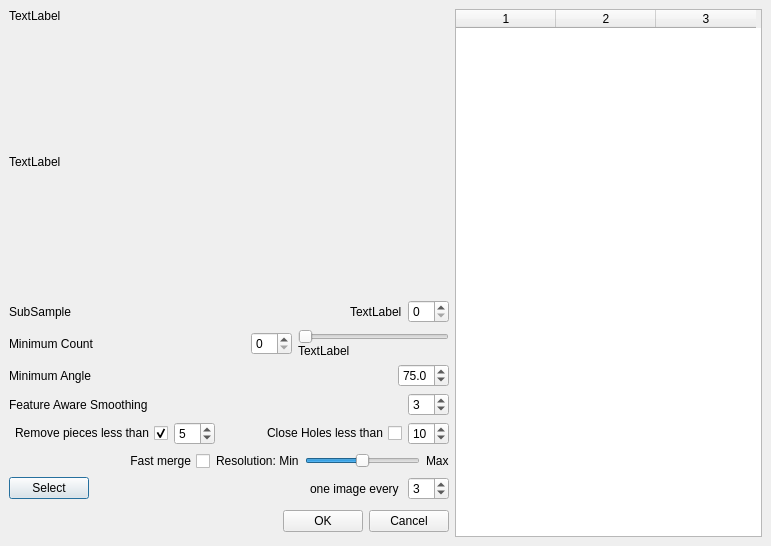
The window that src/meshlabplugins/epoch_io/ui/v3dImportDialog.ui (cnr-isti-vclab/meshlab) describes before a commit, drawn with Qt 5.
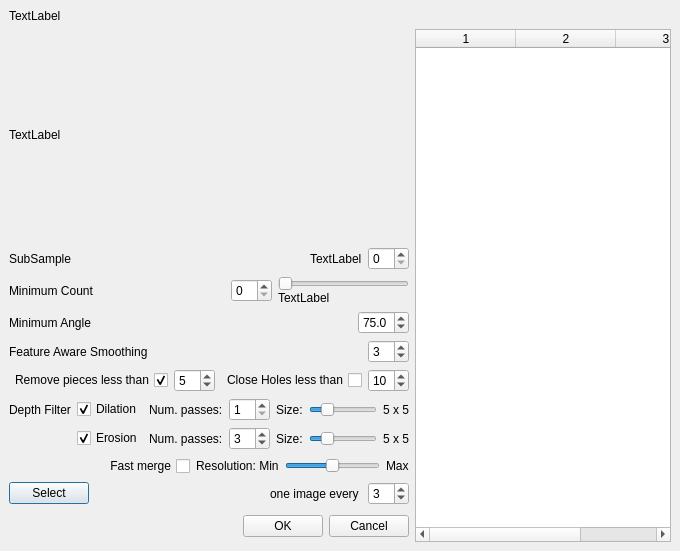
The same window after the commit.

Commit message: expose depth filter parameters

What changed in the file:
```diff
--- a/src/meshlabplugins/epoch_io/ui/v3dImportDialog.ui
+++ b/src/meshlabplugins/epoch_io/ui/v3dImportDialog.ui
@@ -8,8 +8,8 @@
    <rect>
     <x>0</x>
     <y>0</y>
-    <width>771</width>
-    <height>546</height>
+    <width>661</width>
+    <height>551</height>
    </rect>
   </property>
   <property name="sizePolicy" >
@@ -23,44 +23,14 @@
   <property name="windowTitle" >
    <string>Dialog</string>
   </property>
-  <layout class="QHBoxLayout" >
+  <layout class="QGridLayout" >
    <property name="margin" >
     <number>9</number>
    </property>
    <property name="spacing" >
     <number>6</number>
    </property>
-   <item>
-    <layout class="QVBoxLayout" >
-     <property name="margin" >
-      <number>0</number>
-     </property>
-     <property name="spacing" >
-      <number>6</number>
-     </property>
-     <item>
-      <widget class="QLabel" name="infoLabel" >
-       <property name="text" >
-        <string>TextLabel</string>
-       </property>
-      </widget>
-     </item>
-     <item>
-      <widget class="QLabel" name="previewLabel" >
-       <property name="sizePolicy" >
-        <sizepolicy>
-         <hsizetype>7</hsizetype>
-         <vsizetype>7</vsizetype>
-         <horstretch>0</horstretch>
-         <verstretch>0</verstretch>
-        </sizepolicy>
-       </property>
-       <property name="text" >
-        <string>TextLabel</string>
-       </property>
-      </widget>
-     </item>
-     <item>
+   <item row="2" column="0" >
       <layout class="QHBoxLayout" >
        <property name="margin" >
         <number>0</number>
@@ -104,125 +74,7 @@
        </item>
       </layout>
      </item>
-     <item>
-      <layout class="QHBoxLayout" >
-       <property name="margin" >
-        <number>0</number>
-       </property>
-       <property name="spacing" >
-        <number>6</number>
-       </property>
-       <item>
-        <widget class="QLabel" name="label_2" >
-         <property name="text" >
-          <string>Minimum Count</string>
-         </property>
-        </widget>
-       </item>
-       <item>
-        <spacer>
-         <property name="orientation" >
-          <enum>Qt::Horizontal</enum>
-         </property>
-         <property name="sizeHint" >
-          <size>
-           <width>91</width>
-           <height>20</height>
-          </size>
-         </property>
-        </spacer>
-       </item>
-       <item>
-        <widget class="QSpinBox" name="minCountSpinBox" >
-         <property name="toolTip" >
-          <string>&lt;html>&lt;head>&lt;meta name="qrichtext" content="1" />&lt;/head>&lt;body style=" white-space: pre-wrap; font-family:MS Shell Dlg; font-size:8.25pt; font-weight:400; font-style:normal; text-decoration:none;">&lt;p style=" margin-top:0px; margin-bottom:0px; margin-left:0px; margin-right:0px; -qt-block-indent:0; text-indent:0px;">Set the minimum number of match for a sample to be accepted&lt;/p>&lt;p style=" margin-top:0px; margin-bottom:0px; margin-left:0px; margin-right:0px; -qt-block-indent:0; text-indent:0px;">3 means that only samples that had been found a correspondence with other 2 images or more are considered&lt;/p>&lt;/body>&lt;/html></string>
-         </property>
-        </widget>
-       </item>
-       <item>
-        <layout class="QVBoxLayout" >
-         <property name="margin" >
-          <number>0</number>
-         </property>
-         <property name="spacing" >
-          <number>0</number>
-         </property>
-         <item>
-          <widget class="QSlider" name="minCountSlider" >
-           <property name="sizePolicy" >
-            <sizepolicy>
-             <hsizetype>7</hsizetype>
-             <vsizetype>0</vsizetype>
-             <horstretch>0</horstretch>
-             <verstretch>0</verstretch>
-            </sizepolicy>
-           </property>
-           <property name="maximum" >
-            <number>10</number>
-           </property>
-           <property name="orientation" >
-            <enum>Qt::Horizontal</enum>
-           </property>
-          </widget>
-         </item>
-         <item>
-          <widget class="QLabel" name="rangeLabel" >
-           <property name="text" >
-            <string>TextLabel</string>
-           </property>
-          </widget>
-         </item>
-        </layout>
-       </item>
-      </layout>
-     </item>
-     <item>
-      <layout class="QHBoxLayout" >
-       <property name="margin" >
-        <number>0</number>
-       </property>
-       <property name="spacing" >
-        <number>6</number>
-       </property>
-       <item>
-        <widget class="QLabel" name="label_3" >
-         <property name="text" >
-          <string>Minimum Angle</string>
-         </property>
-        </widget>
-       </item>
-       <item>
-        <spacer>
-         <property name="orientation" >
-          <enum>Qt::Horizontal</enum>
-         </property>
-         <property name="sizeHint" >
-          <size>
-           <width>40</width>
-           <height>20</height>
-          </size>
-         </property>
-        </spacer>
-       </item>
-       <item>
-        <widget class="QDoubleSpinBox" name="qualitySpinBox" >
-         <property name="decimals" >
-          <number>1</number>
-         </property>
-         <property name="maximum" >
-          <double>90</double>
-         </property>
-         <property name="singleStep" >
-          <double>5</double>
-         </property>
-         <property name="value" >
-          <double>75</double>
-         </property>
-        </widget>
-       </item>
-      </layout>
-     </item>
-     <item>
+   <item row="5" column="0" >
       <layout class="QHBoxLayout" >
        <property name="margin" >
         <number>0</number>
@@ -256,102 +108,16 @@
           <number>0</number>
          </property>
          <property name="maximum" >
-          <double>20</double>
+        <double>20.000000000000000</double>
          </property>
          <property name="value" >
-          <double>3</double>
+        <double>3.000000000000000</double>
          </property>
         </widget>
        </item>
       </layout>
      </item>
-     <item>
-      <layout class="QHBoxLayout" >
-       <property name="margin" >
-        <number>0</number>
-       </property>
-       <property name="spacing" >
-        <number>6</number>
-       </property>
-       <item>
-        <widget class="QCheckBox" name="removeSmallCCCheckBox" >
-         <property name="layoutDirection" >
-          <enum>Qt::RightToLeft</enum>
-         </property>
-         <property name="text" >
-          <string>Remove pieces less than</string>
-         </property>
-         <property name="checked" >
-          <bool>true</bool>
-         </property>
-        </widget>
-       </item>
-       <item>
-        <widget class="QDoubleSpinBox" name="maxCCDiagSpinBox" >
-         <property name="sizePolicy" >
-          <sizepolicy>
-           <hsizetype>5</hsizetype>
-           <vsizetype>0</vsizetype>
-           <horstretch>0</horstretch>
-           <verstretch>0</verstretch>
-          </sizepolicy>
-         </property>
-         <property name="toolTip" >
-          <string>&lt;html>&lt;head>&lt;meta name="qrichtext" content="1" />&lt;/head>&lt;body style=" white-space: pre-wrap; font-family:MS Shell Dlg; font-size:8.25pt; font-weight:400; font-style:normal; text-decoration:none;">&lt;p style=" margin-top:0px; margin-bottom:0px; margin-left:0px; margin-right:0px; -qt-block-indent:0; text-indent:0px;">When enabled, all the floating pieces smaller than the indicated percentage are deleted. Unit is the diagonal of the bounding box of the object&lt;/p>&lt;/body>&lt;/html></string>
-         </property>
-         <property name="decimals" >
-          <number>0</number>
-         </property>
-         <property name="maximum" >
-          <double>25</double>
-         </property>
-         <property name="singleStep" >
-          <double>5</double>
-         </property>
-         <property name="value" >
-          <double>5</double>
-         </property>
-        </widget>
-       </item>
-       <item>
-        <spacer>
-         <property name="orientation" >
-          <enum>Qt::Horizontal</enum>
-         </property>
-         <property name="sizeHint" >
-          <size>
-           <width>40</width>
-           <height>20</height>
-          </size>
-         </property>
-        </spacer>
-       </item>
-       <item>
-        <widget class="QCheckBox" name="holeCheckBox" >
-         <property name="enabled" >
-          <bool>true</bool>
-         </property>
-         <property name="layoutDirection" >
-          <enum>Qt::RightToLeft</enum>
-         </property>
-         <property name="text" >
-          <string>Close Holes less than</string>
-         </property>
-        </widget>
-       </item>
-       <item>
-        <widget class="QSpinBox" name="holeSpinBox" >
-         <property name="singleStep" >
-          <number>5</number>
-         </property>
-         <property name="value" >
-          <number>10</number>
-         </property>
-        </widget>
-       </item>
-      </layout>
-     </item>
-     <item>
+   <item row="8" column="0" >
       <layout class="QHBoxLayout" >
        <property name="margin" >
         <number>0</number>
@@ -417,7 +183,93 @@
        </item>
       </layout>
      </item>
+   <item rowspan="10" row="1" column="1" >
+    <widget class="QTableWidget" name="imageTableWidget" >
+     <property name="sizePolicy" >
+      <sizepolicy>
+       <hsizetype>3</hsizetype>
+       <vsizetype>7</vsizetype>
+       <horstretch>0</horstretch>
+       <verstretch>0</verstretch>
+      </sizepolicy>
+     </property>
+     <property name="columnCount" >
+      <number>3</number>
+     </property>
+     <column/>
+     <column/>
+     <column/>
+    </widget>
+   </item>
+   <item row="0" column="0" >
+    <widget class="QLabel" name="infoLabel" >
+     <property name="text" >
+      <string>TextLabel</string>
+     </property>
+    </widget>
+   </item>
+   <item row="4" column="0" >
+    <layout class="QHBoxLayout" >
+     <property name="margin" >
+      <number>0</number>
+     </property>
+     <property name="spacing" >
+      <number>6</number>
+     </property>
      <item>
+      <widget class="QLabel" name="label_3" >
+       <property name="text" >
+        <string>Minimum Angle</string>
+       </property>
+      </widget>
+     </item>
+     <item>
+      <spacer>
+       <property name="orientation" >
+        <enum>Qt::Horizontal</enum>
+       </property>
+       <property name="sizeHint" >
+        <size>
+         <width>40</width>
+         <height>20</height>
+        </size>
+       </property>
+      </spacer>
+     </item>
+     <item>
+      <widget class="QDoubleSpinBox" name="qualitySpinBox" >
+       <property name="decimals" >
+        <number>1</number>
+       </property>
+       <property name="maximum" >
+        <double>90.000000000000000</double>
+       </property>
+       <property name="singleStep" >
+        <double>5.000000000000000</double>
+       </property>
+       <property name="value" >
+        <double>75.000000000000000</double>
+       </property>
+      </widget>
+     </item>
+    </layout>
+   </item>
+   <item row="1" column="0" >
+    <widget class="QLabel" name="previewLabel" >
+     <property name="sizePolicy" >
+      <sizepolicy>
+       <hsizetype>7</hsizetype>
+       <vsizetype>7</vsizetype>
+       <horstretch>0</horstretch>
+       <verstretch>0</verstretch>
+      </sizepolicy>
+     </property>
+     <property name="text" >
+      <string>TextLabel</string>
+     </property>
+    </widget>
+   </item>
+   <item row="9" column="0" >
       <layout class="QHBoxLayout" >
        <property name="margin" >
         <number>0</number>
@@ -461,7 +313,305 @@
        </item>
       </layout>
      </item>
+   <item row="3" column="0" >
+    <layout class="QHBoxLayout" >
+     <property name="margin" >
+      <number>0</number>
+     </property>
+     <property name="spacing" >
+      <number>6</number>
+     </property>
      <item>
+      <widget class="QLabel" name="label_2" >
+       <property name="text" >
+        <string>Minimum Count</string>
+       </property>
+      </widget>
+     </item>
+     <item>
+      <spacer>
+       <property name="orientation" >
+        <enum>Qt::Horizontal</enum>
+       </property>
+       <property name="sizeHint" >
+        <size>
+         <width>91</width>
+         <height>20</height>
+        </size>
+       </property>
+      </spacer>
+     </item>
+     <item>
+      <widget class="QSpinBox" name="minCountSpinBox" >
+       <property name="toolTip" >
+        <string>&lt;html>&lt;head>&lt;meta name="qrichtext" content="1" />&lt;/head>&lt;body style=" white-space: pre-wrap; font-family:MS Shell Dlg; font-size:8.25pt; font-weight:400; font-style:normal; text-decoration:none;">&lt;p style=" margin-top:0px; margin-bottom:0px; margin-left:0px; margin-right:0px; -qt-block-indent:0; text-indent:0px;">Set the minimum number of match for a sample to be accepted&lt;/p>&lt;p style=" margin-top:0px; margin-bottom:0px; margin-left:0px; margin-right:0px; -qt-block-indent:0; text-indent:0px;">3 means that only samples that had been found a correspondence with other 2 images or more are considered&lt;/p>&lt;/body>&lt;/html></string>
+       </property>
+      </widget>
+     </item>
+     <item>
+      <layout class="QVBoxLayout" >
+       <property name="margin" >
+        <number>0</number>
+       </property>
+       <property name="spacing" >
+        <number>0</number>
+       </property>
+       <item>
+        <widget class="QSlider" name="minCountSlider" >
+         <property name="sizePolicy" >
+          <sizepolicy>
+           <hsizetype>7</hsizetype>
+           <vsizetype>0</vsizetype>
+           <horstretch>0</horstretch>
+           <verstretch>0</verstretch>
+          </sizepolicy>
+         </property>
+         <property name="maximum" >
+          <number>10</number>
+         </property>
+         <property name="orientation" >
+          <enum>Qt::Horizontal</enum>
+         </property>
+        </widget>
+       </item>
+       <item>
+        <widget class="QLabel" name="rangeLabel" >
+         <property name="text" >
+          <string>TextLabel</string>
+         </property>
+        </widget>
+       </item>
+      </layout>
+     </item>
+    </layout>
+   </item>
+   <item row="6" column="0" >
+    <layout class="QHBoxLayout" >
+     <property name="margin" >
+      <number>0</number>
+     </property>
+     <property name="spacing" >
+      <number>6</number>
+     </property>
+     <item>
+      <widget class="QCheckBox" name="removeSmallCCCheckBox" >
+       <property name="layoutDirection" >
+        <enum>Qt::RightToLeft</enum>
+       </property>
+       <property name="text" >
+        <string>Remove pieces less than</string>
+       </property>
+       <property name="checked" >
+        <bool>true</bool>
+       </property>
+      </widget>
+     </item>
+     <item>
+      <widget class="QDoubleSpinBox" name="maxCCDiagSpinBox" >
+       <property name="sizePolicy" >
+        <sizepolicy>
+         <hsizetype>5</hsizetype>
+         <vsizetype>0</vsizetype>
+         <horstretch>0</horstretch>
+         <verstretch>0</verstretch>
+        </sizepolicy>
+       </property>
+       <property name="toolTip" >
+        <string>&lt;html>&lt;head>&lt;meta name="qrichtext" content="1" />&lt;/head>&lt;body style=" white-space: pre-wrap; font-family:MS Shell Dlg; font-size:8.25pt; font-weight:400; font-style:normal; text-decoration:none;">&lt;p style=" margin-top:0px; margin-bottom:0px; margin-left:0px; margin-right:0px; -qt-block-indent:0; text-indent:0px;">When enabled, all the floating pieces smaller than the indicated percentage are deleted. Unit is the diagonal of the bounding box of the object&lt;/p>&lt;/body>&lt;/html></string>
+       </property>
+       <property name="decimals" >
+        <number>0</number>
+       </property>
+       <property name="maximum" >
+        <double>25.000000000000000</double>
+       </property>
+       <property name="singleStep" >
+        <double>5.000000000000000</double>
+       </property>
+       <property name="value" >
+        <double>5.000000000000000</double>
+       </property>
+      </widget>
+     </item>
+     <item>
+      <spacer>
+       <property name="orientation" >
+        <enum>Qt::Horizontal</enum>
+       </property>
+       <property name="sizeHint" >
+        <size>
+         <width>40</width>
+         <height>20</height>
+        </size>
+       </property>
+      </spacer>
+     </item>
+     <item>
+      <widget class="QCheckBox" name="holeCheckBox" >
+       <property name="enabled" >
+        <bool>true</bool>
+       </property>
+       <property name="layoutDirection" >
+        <enum>Qt::RightToLeft</enum>
+       </property>
+       <property name="text" >
+        <string>Close Holes less than</string>
+       </property>
+      </widget>
+     </item>
+     <item>
+      <widget class="QSpinBox" name="holeSpinBox" >
+       <property name="singleStep" >
+        <number>5</number>
+       </property>
+       <property name="value" >
+        <number>10</number>
+       </property>
+      </widget>
+     </item>
+    </layout>
+   </item>
+   <item row="7" column="0" >
+    <layout class="QGridLayout" >
+     <property name="margin" >
+      <number>0</number>
+     </property>
+     <property name="spacing" >
+      <number>6</number>
+     </property>
+     <item row="0" column="5" >
+      <widget class="QSlider" name="dilationSizeSlider" >
+       <property name="minimum" >
+        <number>3</number>
+       </property>
+       <property name="maximum" >
+        <number>13</number>
+       </property>
+       <property name="singleStep" >
+        <number>2</number>
+       </property>
+       <property name="value" >
+        <number>5</number>
+       </property>
+       <property name="orientation" >
+        <enum>Qt::Horizontal</enum>
+       </property>
+      </widget>
+     </item>
+     <item row="1" column="3" >
+      <widget class="QSpinBox" name="erosionNumPassSpinBox" >
+       <property name="maximum" >
+        <number>10</number>
+       </property>
+       <property name="minimum" >
+        <number>1</number>
+       </property>
+       <property name="value" >
+        <number>3</number>
+       </property>
+      </widget>
+     </item>
+     <item row="0" column="4" >
+      <widget class="QLabel" name="lblDilationSize" >
+       <property name="text" >
+        <string>Size:</string>
+       </property>
+      </widget>
+     </item>
+     <item row="1" column="6" >
+      <widget class="QLabel" name="lblErosionSizeValue" >
+       <property name="text" >
+        <string>5 x 5</string>
+       </property>
+      </widget>
+     </item>
+     <item row="0" column="3" >
+      <widget class="QSpinBox" name="dilationNumPassSpinBox" >
+       <property name="maximum" >
+        <number>5</number>
+       </property>
+       <property name="minimum" >
+        <number>1</number>
+       </property>
+      </widget>
+     </item>
+     <item row="0" column="2" >
+      <widget class="QLabel" name="lblDilationSteps" >
+       <property name="text" >
+        <string>Num. passes:</string>
+       </property>
+      </widget>
+     </item>
+     <item row="1" column="5" >
+      <widget class="QSlider" name="erosionSizeSlider" >
+       <property name="minimum" >
+        <number>3</number>
+       </property>
+       <property name="maximum" >
+        <number>13</number>
+       </property>
+       <property name="singleStep" >
+        <number>2</number>
+       </property>
+       <property name="value" >
+        <number>5</number>
+       </property>
+       <property name="orientation" >
+        <enum>Qt::Horizontal</enum>
+       </property>
+      </widget>
+     </item>
+     <item row="0" column="6" >
+      <widget class="QLabel" name="lblDilationSizeValue" >
+       <property name="text" >
+        <string>5 x 5</string>
+       </property>
+      </widget>
+     </item>
+     <item row="1" column="2" >
+      <widget class="QLabel" name="lblErosionSteps" >
+       <property name="text" >
+        <string>Num. passes:</string>
+       </property>
+      </widget>
+     </item>
+     <item row="0" column="0" >
+      <widget class="QLabel" name="label_8" >
+       <property name="text" >
+        <string>Depth Filter</string>
+       </property>
+      </widget>
+     </item>
+     <item row="1" column="4" >
+      <widget class="QLabel" name="lblErosionSize" >
+       <property name="text" >
+        <string>Size:</string>
+       </property>
+      </widget>
+     </item>
+     <item row="0" column="1" >
+      <widget class="QCheckBox" name="dilationCheckBox" >
+       <property name="text" >
+        <string>Dilation</string>
+       </property>
+       <property name="checked" >
+        <bool>true</bool>
+       </property>
+      </widget>
+     </item>
+     <item row="1" column="1" >
+      <widget class="QCheckBox" name="erosionCheckBox" >
+       <property name="text" >
+        <string>Erosion</string>
+       </property>
+       <property name="checked" >
+        <bool>true</bool>
+       </property>
+      </widget>
+     </item>
+    </layout>
+   </item>
+   <item row="10" column="0" >
       <layout class="QHBoxLayout" >
        <property name="margin" >
         <number>0</number>
@@ -499,28 +649,7 @@
       </layout>
      </item>
     </layout>
-   </item>
-   <item>
-    <widget class="QTableWidget" name="imageTableWidget" >
-     <property name="sizePolicy" >
-      <sizepolicy>
-       <hsizetype>3</hsizetype>
-       <vsizetype>7</vsizetype>
-       <horstretch>0</horstretch>
-       <verstretch>0</verstretch>
-      </sizepolicy>
-     </property>
-     <property name="columnCount" >
-      <number>3</number>
-     </property>
-     <column/>
-     <column/>
-     <column/>
-    </widget>
-   </item>
-  </layout>
- </widget>
- <pixmapfunction></pixmapfunction>
+ </widget>
  <resources/>
  <connections>
   <connection>
```
Left out of the diff: 3 changed lines with no effect on the pictures. Lines whose indentation alone changed are shown as unchanged.
